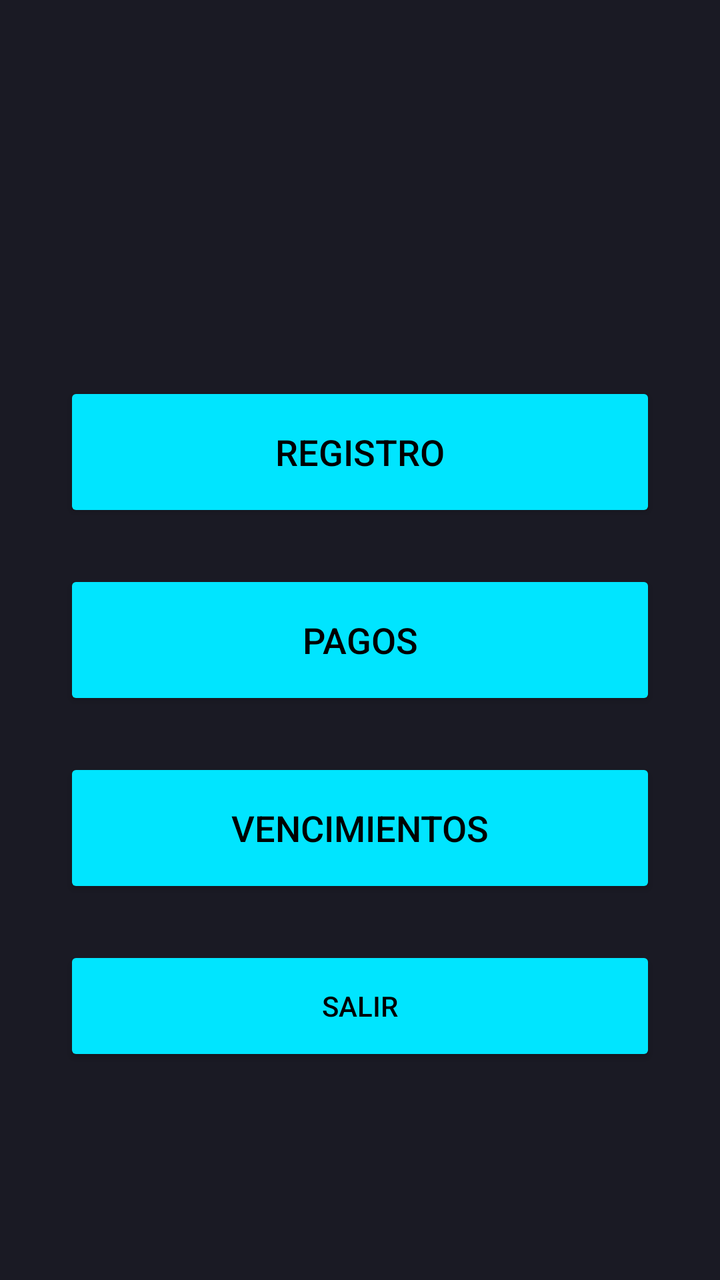
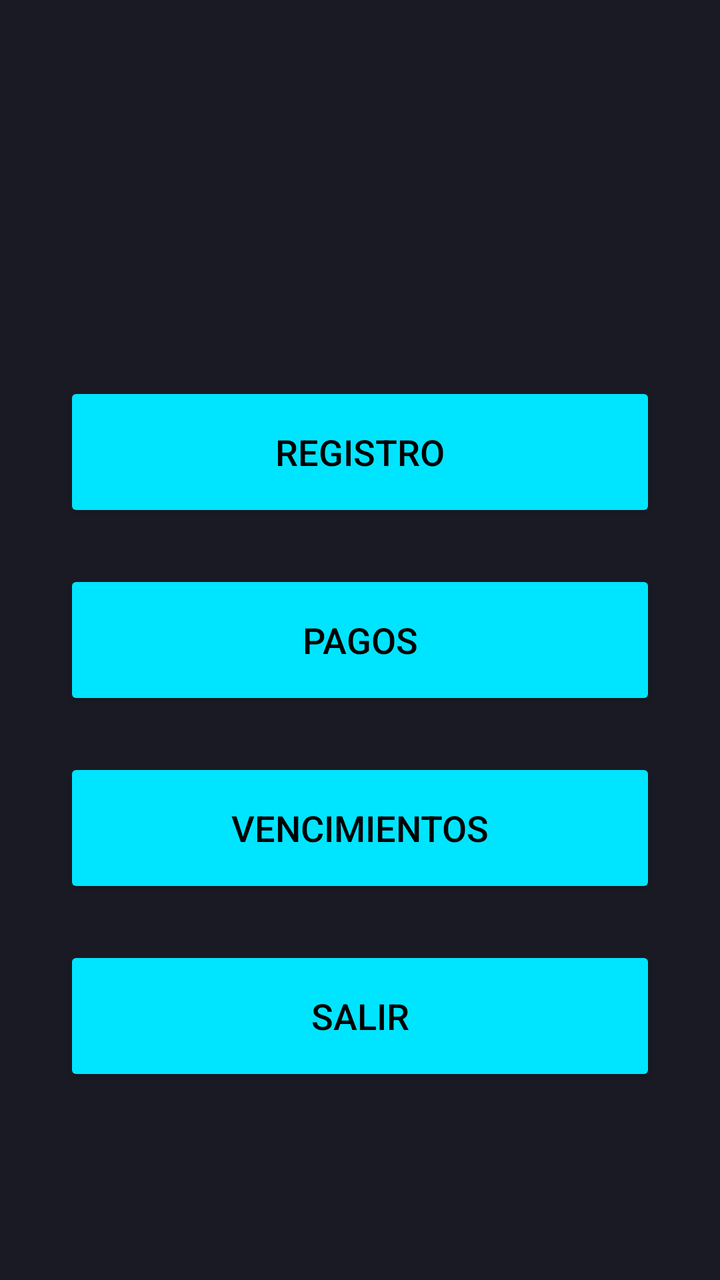

Before-and-after screenshots of an Android layout around one commit, followed by the original layout XML and the change that was made.
<!-- AndroidManifest.xml: application theme Theme.triada_DAM_MTlon -->
<!-- res/layout/activity_menu.xml -->
<?xml version="1.0" encoding="utf-8"?>
<androidx.constraintlayout.widget.ConstraintLayout
    xmlns:android="http://schemas.android.com/apk/res/android"
    xmlns:app="http://schemas.android.com/apk/res-auto"
    xmlns:tools="http://schemas.android.com/tools"
    android:layout_width="match_parent"
    android:layout_height="match_parent"
    android:background="#1A1A24">


    <Button
        android:id="@+id/btnRegistro"
        android:layout_width="0dp"
        android:layout_height="70dp"
        android:layout_marginHorizontal="32dp"
        android:layout_marginBottom="24dp"
        android:backgroundTint="#00E5FF"
        android:text="REGISTRO"
        android:textColor="#000000"
        android:textSize="18sp"
        app:layout_constraintBottom_toTopOf="@+id/btnPagos"
        app:layout_constraintEnd_toEndOf="parent"
        app:layout_constraintStart_toStartOf="parent"
        app:layout_constraintTop_toTopOf="parent"
        app:layout_constraintVertical_chainStyle="packed"
        tools:ignore="HardcodedText" />

    <Button
        android:id="@+id/btnPagos"
        android:layout_width="0dp"
        android:layout_height="70dp"
        android:text="PAGOS"
        android:textSize="18sp"
        android:textColor="#000000"
        android:backgroundTint="#00E5FF"
        app:layout_constraintTop_toBottomOf="@+id/btnRegistro"
        app:layout_constraintBottom_toTopOf="@+id/btnVencimientos"
        app:layout_constraintStart_toStartOf="parent"
        app:layout_constraintEnd_toEndOf="parent"
        android:layout_marginHorizontal="32dp"
        android:layout_marginBottom="24dp"
        tools:ignore="HardcodedText" />

    <Button
        android:id="@+id/btnVencimientos"
        android:layout_width="0dp"
        android:layout_height="70dp"
        android:text="VENCIMIENTOS"
        android:textSize="18sp"
        android:textColor="#000000"
        android:backgroundTint="#00E5FF"
        app:layout_constraintTop_toBottomOf="@+id/btnPagos"
        app:layout_constraintBottom_toBottomOf="parent"
        app:layout_constraintStart_toStartOf="parent"
        app:layout_constraintEnd_toEndOf="parent"
        android:layout_marginHorizontal="32dp"
        tools:ignore="HardcodedText" />

    <Button
        android:id="@+id/btnSalir"
        android:layout_width="0dp"
        android:layout_height="60dp"
        android:text="SALIR"
        android:backgroundTint="#00E5FF"
        android:textColor="#000000"
        android:layout_marginTop="24dp"
        app:layout_constraintTop_toBottomOf="@+id/btnVencimientos"
        app:layout_constraintStart_toStartOf="parent"
        app:layout_constraintEnd_toEndOf="parent"
        android:layout_marginHorizontal="32dp"
        tools:ignore="HardcodedText" />

</androidx.constraintlayout.widget.ConstraintLayout>
<!-- resources referenced by this layout -->
<resources>
  <style name="Theme.triada_DAM_MTlon" parent="Base.Theme.triada_DAM_MTlon" />
  <style name="Base.Theme.triada_DAM_MTlon" parent="Theme.Material3.DayNight.NoActionBar">
          
          
      </style>
</resources>

<!-- the commit's change to res/layout/activity_menu.xml (unified diff, before → after) -->
@@ -59,10 +59,11 @@
     <Button
         android:id="@+id/btnSalir"
         android:layout_width="0dp"
-        android:layout_height="60dp"
+        android:layout_height="70dp"
         android:text="SALIR"
         android:backgroundTint="#00E5FF"
         android:textColor="#000000"
+        android:textSize="18sp"
         android:layout_marginTop="24dp"
         app:layout_constraintTop_toBottomOf="@+id/btnVencimientos"
         app:layout_constraintStart_toStartOf="parent"
